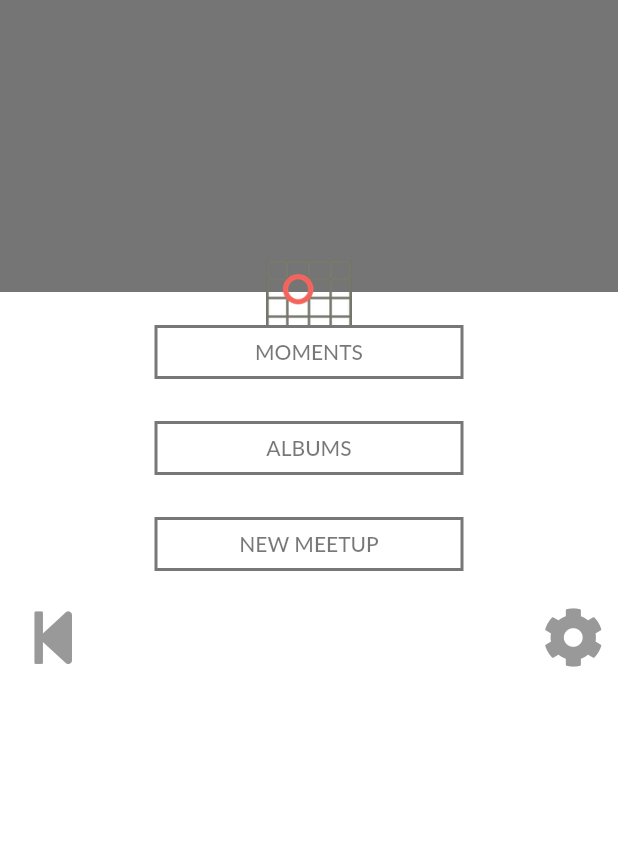
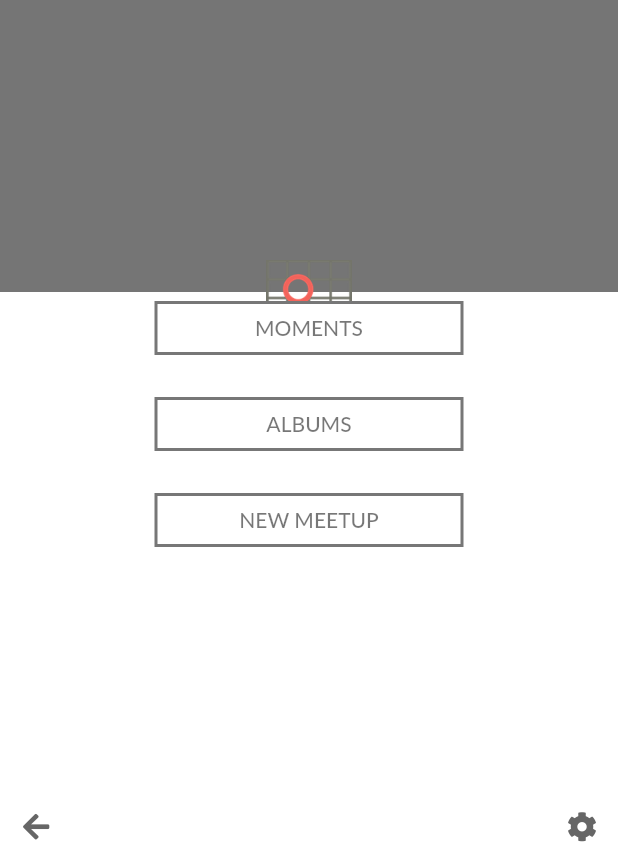
Before and after one commit to dboots/social, a Flutter app: the ProfilePage screen opened by its route, on a phone screen of 412 x 824 dp, the part 374-1236 px from its top. Run offline on Flutter 3.47's test engine with Material 2 defaults, Android fonts, the phone set to English and light mode, and no system bars; our stand-ins replace camera, font_awesome_flutter.

```diff
--- a/lib/widgets/profile/profile.dart
+++ b/lib/widgets/profile/profile.dart
@@ -1,6 +1,7 @@
 import 'package:flutter/material.dart';
 import 'package:font_awesome_flutter/font_awesome_flutter.dart';
 import 'package:Social/widgets/common/utils.dart';
+import 'package:Social/widgets/common/bottom-nav.dart';
 
 class ProfilePage extends StatefulWidget {
   ProfilePage() : super();
@@ -29,7 +30,8 @@ class _ProfilePageState extends State<ProfilePage> {
               Container(
                   padding: EdgeInsets.all(25.0),
                   child: Utils.getTitle('PROFILE', null)),
-              Center(child: Container(
+              Center(
+                  child: Container(
                       decoration: new BoxDecoration(color: Colors.black54),
                       padding: EdgeInsets.all(20.0),
                       child: Column(children: <Widget>[
@@ -38,7 +40,10 @@ class _ProfilePageState extends State<ProfilePage> {
                                 fontFamily: 'Lato',
                                 fontSize: 25.0,
                                 color: Color(0xFFFFFFFF))),
-                  Container(height: 2.0, margin: EdgeInsets.all(10.0), color: Colors.white),
+                        Container(
+                            height: 2.0,
+                            margin: EdgeInsets.all(10.0),
+                            color: Colors.white),
                         Text('AKRON, OH',
                             style: TextStyle(
                                 fontFamily: 'Lato',
@@ -46,7 +51,8 @@ class _ProfilePageState extends State<ProfilePage> {
                                 color: Color(0xFFFFFFFF))),
                         Container(
                             padding: EdgeInsets.all(25.0),
-                    child: Text('Cannot wait to see all my friends on Social!',
+                            child: Text(
+                                'Cannot wait to see all my friends on Social!',
                                 style: TextStyle(
                                     fontFamily: 'Lato',
                                     fontSize: 24.0,
@@ -54,29 +60,32 @@ class _ProfilePageState extends State<ProfilePage> {
                                     color: Color(0xFFFFFFFF)),
                                 textAlign: TextAlign.center)),
                         Container(
-                    child: Image.asset('images/icon_events.png', alignment: Alignment(0.0, 2.0), height: 150.0))
+                            child: Image.asset('images/icon_events.png',
+                                alignment: Alignment(0.0, 2.0), height: 150.0))
                       ]))),
+              Expanded(
+                  child: Column(children: <Widget>[
+                Utils.getFlatButton('MOMENTS', () {
+                  Navigator.pushNamed(context, 'moments');
+                }),
                 Container(padding: EdgeInsets.all(8.0)),
-              Utils.getFlatButton('MOMENTS', () { Navigator.pushNamed(context, 'moments'); }),
+                Utils.getFlatButton('ALBUMS', () {
+                  Navigator.pushNamed(context, 'albums');
+                }),
                 Container(padding: EdgeInsets.all(8.0)),
-              Utils.getFlatButton('ALBUMS', () { Navigator.pushNamed(context, 'albums'); }),
-              Container(padding: EdgeInsets.all(8.0)),
-              Utils.getFlatButton('NEW MEETUP', () { Navigator.pushNamed(context, 'newmeetup'); }),
-              Row(children: <Widget>[
-                Container(
-                    margin: EdgeInsets.all(10.0),
-                    child: IconButton(
-                        onPressed: () { Navigator.pushNamed(context, 'dashboard'); },
-                        icon: Icon(FontAwesomeIcons.stepBackward,
-                            size: 40.0, color: Color(0xFF999999)))),
-                Expanded(child: Container()),
-                Container(
-                    margin: EdgeInsets.all(10.0),
-                    child: IconButton(
-                        onPressed: () { Navigator.pushNamed(context, 'settings'); },
-                        icon: Icon(FontAwesomeIcons.cog,
-                            size: 40.0, color: Color(0xFF999999))))
-              ])
+                Utils.getFlatButton('NEW MEETUP', () {
+                  Navigator.pushNamed(context, 'newmeetup');
+                })
+              ])),
+              BottomNav().build(
+                  leftAction: () {
+                    Navigator.pop(context);
+                  },
+                  leftIcon: FontAwesomeIcons.arrowLeft,
+                  rightAction: () {
+                    Navigator.pop(context);
+                  },
+                  rightIcon: FontAwesomeIcons.cog)
             ]))));
   }
 }
```
Lines whose indentation alone changed are shown as unchanged.
